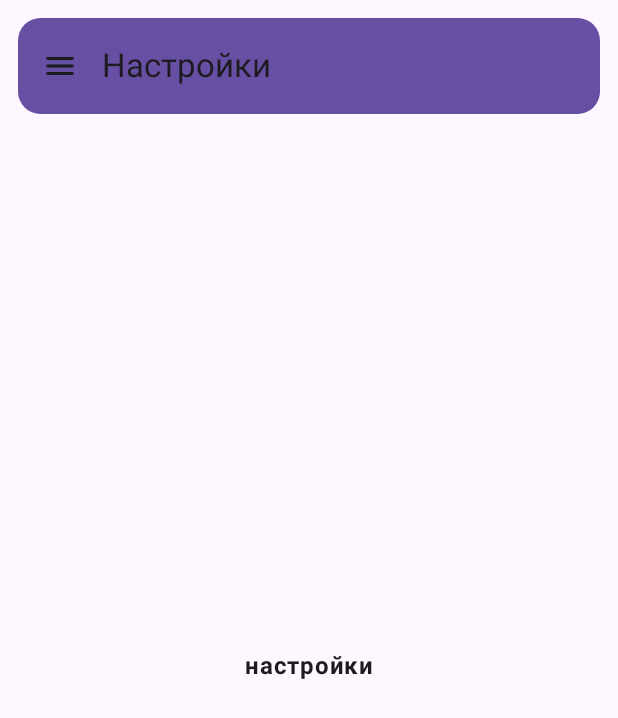
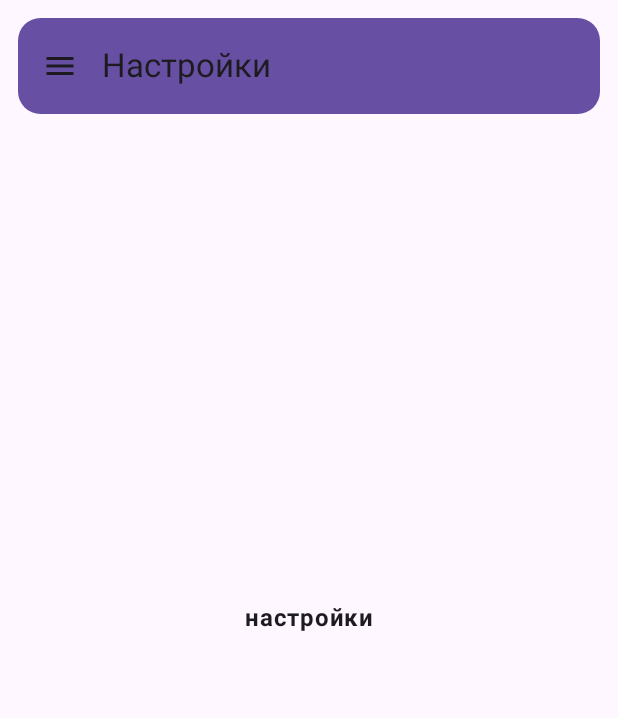
Before and after one commit to NikolaeJoacabine/CAcademy, an Android app built with Jetpack Compose: the Settings screen opened through its navigation route, on a phone screen of 412 x 824 dp. Shown: the top 718 px of the screen. Run offline under Robolectric (Android 15) with nearby library versions, the phone set to English and light mode, and no system bars; libraries missing offline, so code that uses them is left out: com.exyte.animatednavbar.

Commit message:
Ну оч крутое приложение

```diff
--- a/app/src/main/java/com/nikolaej/cacademy/MainScreen.kt
+++ b/app/src/main/java/com/nikolaej/cacademy/MainScreen.kt
@@ -166,8 +166,8 @@ fun ScreenApp(
             NavHost(
                 navController = navController,
                 startDestination = MainScreen.Lesson.name,
-                modifier = Modifier
-                    .padding(paddingValues)
+                /*modifier = Modifier
+                    .padding(paddingValues)*/
             ) {
                 //экран уроков
                 composable(route = MainScreen.Lesson.name) {
@@ -273,13 +273,13 @@ private fun very_beautiful_control_panel(
 
 
 enum class NavigationBarItems(val icon: ImageVector) {
-    Home(icon = Icons.Default.Home),
+    Home(icon = Icons.Default.List),
     Courses(icon = Icons.Default.List)
 
 }
 
 
-/*
+
 @Preview(showBackground = true)
 @Composable
 fun GreetingPreview() {
@@ -287,4 +287,3 @@ fun GreetingPreview() {
         ScreenApp()
     }
 }
-*/
--- a/app/src/main/java/com/nikolaej/cacademy/ui/CAcademyViewModel.kt
+++ b/app/src/main/java/com/nikolaej/cacademy/ui/CAcademyViewModel.kt
@@ -15,4 +15,6 @@ class CAcademyViewModel : ViewModel() {
     var selectedIndex by mutableStateOf(0)
         internal set
 
+
+
 }
```
Also changed, not shown: app/src/main/java/com/nikolaej/cacademy/ui/screen/StartScreen.kt (+0 -7 lines).
